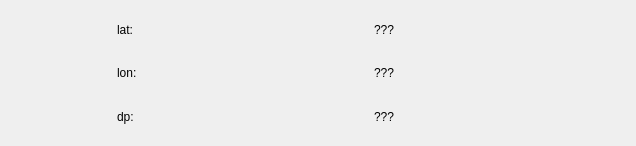
Above: 3DMetrics/attribpointwidget.ui from IfremerUnderwater/3DMetrics before the change. Below: the same form after it.
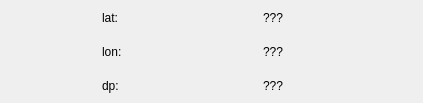
That is the form after the change. Icons and pictures are not drawn.

Patch:
```diff
--- a/3DMetrics/attribpointwidget.ui
+++ b/3DMetrics/attribpointwidget.ui
@@ -6,8 +6,8 @@
    <rect>
     <x>0</x>
     <y>0</y>
-    <width>636</width>
-    <height>146</height>
+    <width>423</width>
+    <height>103</height>
    </rect>
   </property>
   <property name="minimumSize">
@@ -20,6 +20,21 @@
    <string>Form</string>
   </property>
   <layout class="QHBoxLayout" name="horizontalLayout_2">
+   <property name="spacing">
+    <number>1</number>
+   </property>
+   <property name="leftMargin">
+    <number>1</number>
+   </property>
+   <property name="topMargin">
+    <number>1</number>
+   </property>
+   <property name="rightMargin">
+    <number>1</number>
+   </property>
+   <property name="bottomMargin">
+    <number>1</number>
+   </property>
    <item>
     <layout class="QHBoxLayout" name="horizontalLayout">
      <item>
```
